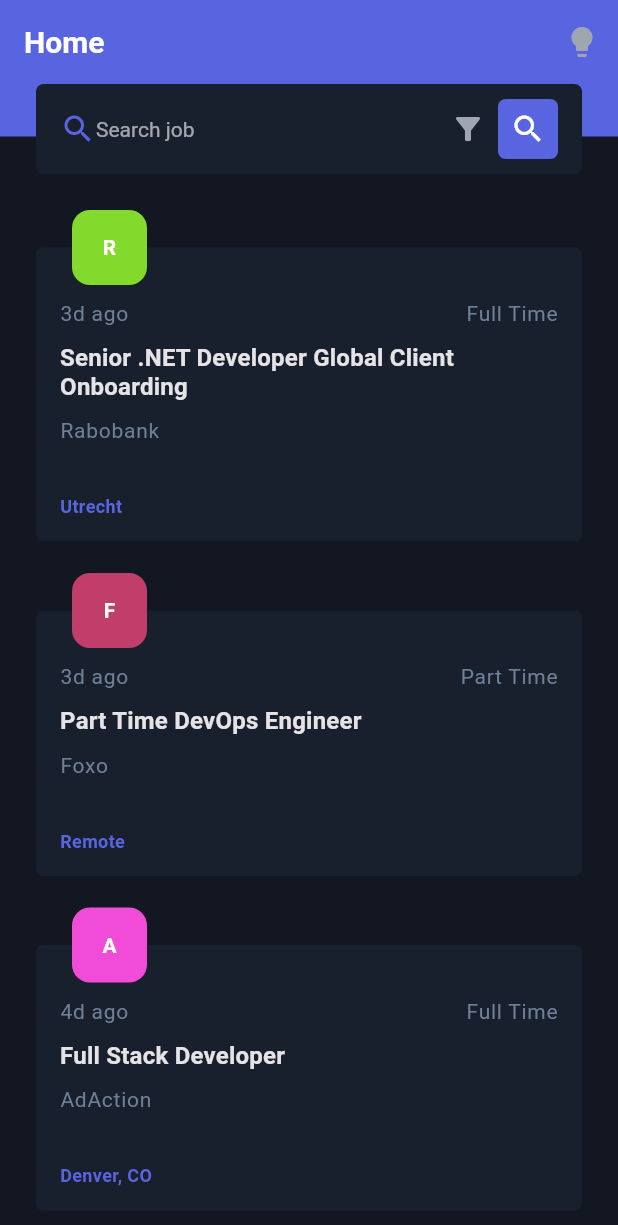
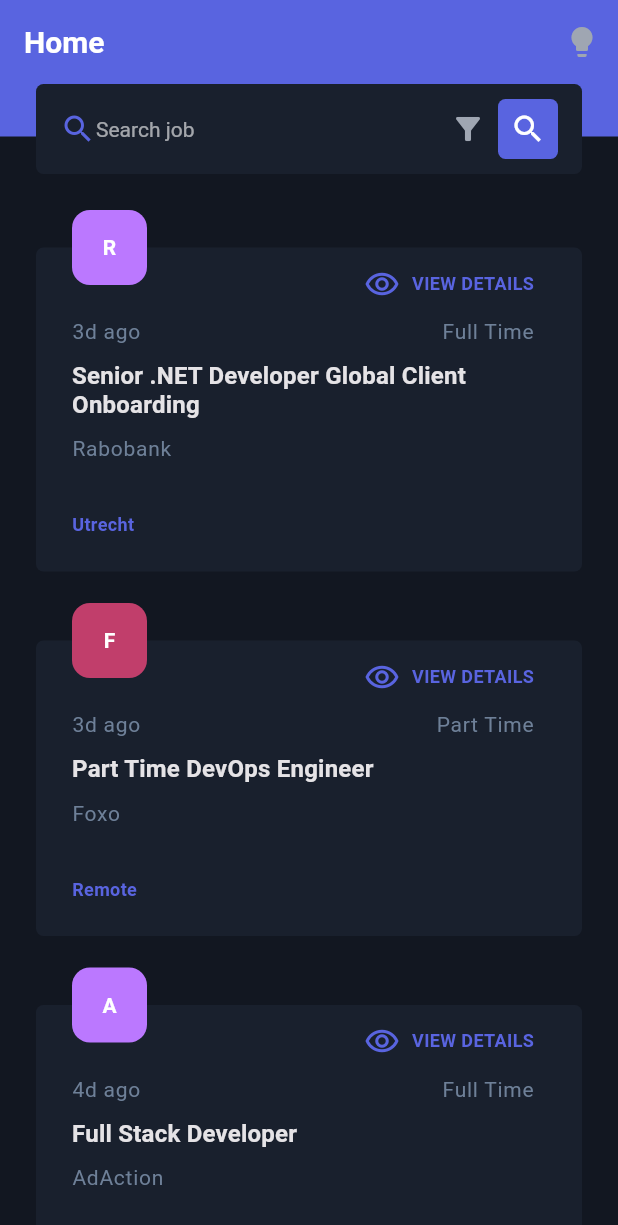
Before and after one commit to TheAlphamerc/flutter_octo_job_search, a Flutter app: the screen it shows after launch, on a phone screen of 412 x 824 dp. Shown: the top 1225 px of the screen. Run offline on Flutter 3.47's test engine with Material 2 defaults, Android fonts, the phone set to English and light mode, and no system bars; our stand-ins replace bloc, equatable, flutter_bloc, google_fonts, share; missing offline and left inert: flutter_custom_tabs.

Commit message:
✨Add jobs detail screen

```diff
--- a/lib/main.dart
+++ b/lib/main.dart
@@ -2,7 +2,7 @@ import 'package:flutter/material.dart';
 import 'package:flutter_bloc/flutter_bloc.dart';
 import 'package:flutter_octo_job_search/app_delegate.dart';
 import 'package:flutter_octo_job_search/ui/app.dart';
-import 'package:flutter_octo_job_search/ui/page/home_page.dart';
+import 'package:flutter_octo_job_search/ui/page/home/home_page.dart';
 
 void main() {
   Bloc.observer = AppBlocDelegate();
--- a/lib/ui/page/home_page.dart
+++ b/lib/ui/page/home/home_page.dart
@@ -3,7 +3,7 @@ import 'package:flutter_bloc/flutter_bloc.dart';
 import 'package:flutter_octo_job_search/bloc/job/job_model.dart';
 import 'package:flutter_octo_job_search/bloc/theme/theme_bloc.dart';
 import 'package:flutter_octo_job_search/helper/dummy_data.dart';
-import 'package:flutter_octo_job_search/ui/page/widget/job_tile.dart';
+import 'package:flutter_octo_job_search/ui/page/home/widget/job_tile.dart';
 import 'package:flutter_octo_job_search/ui/theme/theme.dart';
 
 class HomePage extends StatefulWidget {
--- a/lib/ui/page/widget/job_tile.dart
+++ b/lib/ui/page/home/widget/job_tile.dart
@@ -1,11 +1,26 @@
 import 'package:flutter/material.dart';
 import 'package:flutter_octo_job_search/bloc/job/job_model.dart';
 import 'package:flutter_octo_job_search/helper/utility.dart';
+import 'package:flutter_octo_job_search/ui/page/detail/job_detail_page.dart';
 import 'package:flutter_octo_job_search/ui/theme/theme.dart';
 
 class JobTile extends StatelessWidget {
   const JobTile({Key key, this.model}) : super(key: key);
   final JobModel model;
+  Widget _companyInitial(ThemeData theme) {
+    return Container(
+      width: 50,
+      height: 50,
+      padding: EdgeInsets.all(16),
+      margin: EdgeInsets.symmetric(horizontal: 24),
+      alignment: Alignment.center,
+      decoration: BoxDecoration(color: KDarkColors.randomColor(model.company), borderRadius: BorderRadius.circular(12)),
+      child: Text(
+        model.company.substring(0, 1),
+        style: theme.textTheme.bodyText1.copyWith(color: theme.colorScheme.onPrimary, fontWeight: FontWeight.bold),
+      ),
+    );
+  }
 
   @override
   Widget build(BuildContext context) {
@@ -19,7 +34,7 @@ class JobTile extends StatelessWidget {
                   vertical: 5,
                 ) +
                 EdgeInsets.only(top: 20),
-            padding: EdgeInsets.symmetric(horizontal: 16, vertical: 16) + EdgeInsets.only(top: 20),
+            padding: EdgeInsets.only(left: 24, right: 16, bottom: 24),
             decoration: BoxDecoration(
               borderRadius: BorderRadius.circular(5),
               color: theme.cardColor,
@@ -27,6 +42,19 @@ class JobTile extends StatelessWidget {
             child: Column(
               crossAxisAlignment: CrossAxisAlignment.start,
               children: [
+                Container(
+                  width: double.infinity,
+                  alignment: Alignment.topRight,
+                  child: FlatButton.icon(
+                      onPressed: () {
+                        Navigator.push(context, JobDatailPage.getPageRoute(model:model));
+                      },
+                      icon: Icon(Icons.remove_red_eye_outlined, color: theme.primaryColor),
+                      label: Text(
+                        "VIEW DETAILS",
+                        style: theme.textTheme.bodyText2.copyWith(color: theme.primaryColor, fontWeight: FontWeight.bold),
+                      )),
+                ),
                 Row(
                   mainAxisAlignment: MainAxisAlignment.spaceBetween,
                   children: [
@@ -41,9 +69,9 @@ class JobTile extends StatelessWidget {
                       ),
                     ),
                   ],
-                ),
+                ).pR(16),
                 SizedBox(height: 12),
-                Text(model.title, style: theme.textTheme.headline6.copyWith(fontSize: 16, fontWeight: FontWeight.bold)),
+                Text(model.title, style: theme.textTheme.headline6.copyWith(fontSize: 16, fontWeight: FontWeight.bold)).pR(16),
                 SizedBox(height: 12),
                 Text(
                   model.company,
@@ -59,18 +87,7 @@ class JobTile extends StatelessWidget {
               ],
             ),
           ),
-          Container(
-            width: 50,
-            height: 50,
-            padding: EdgeInsets.all(16),
-            margin: EdgeInsets.symmetric(horizontal: 24),
-            alignment: Alignment.center,
-            decoration: BoxDecoration(color: KDarkColors.randomColor(model.title), borderRadius: BorderRadius.circular(12)),
-            child: Text(
-              model.company.substring(0, 1),
-              style: theme.textTheme.bodyText1.copyWith(color: theme.colorScheme.onPrimary, fontWeight: FontWeight.bold),
-            ),
-          ),
+          _companyInitial(theme)
         ],
       ),
     );
--- a/lib/ui/theme/extentions.dart
+++ b/lib/ui/theme/extentions.dart
@@ -112,6 +112,10 @@ extension ExAlignment on Widget {
         child: this,
         alignment: Alignment.bottomCenter,
       );
+  Widget get alignTopRight => Align(
+        child: this,
+        alignment: Alignment.bottomCenter,
+      );
   Widget get alignBottomLeft => Align(
         child: this,
         alignment: Alignment.bottomLeft,
```
Also changed, not shown: lib/ui/page/detail/job_detail_page.dart (added, +83 -0 lines), lib/ui/page/detail/widget/company_card.dart (added, +72 -0 lines), lib/ui/page/detail/widget/job_description_card.dart (added, +78 -0 lines), 1 other file.
